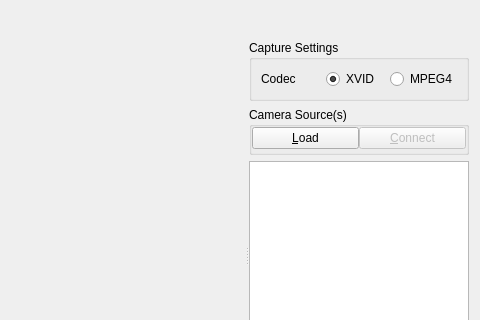
Before: the Qt Designer form app/src/tools/gui/CaptureVideoToolWidget.ui in dysonltd-zz/gts, drawn with Qt 5; both pictures show x 282 to 762 and y 0 to 320 of the 762 by 480 pixel window.
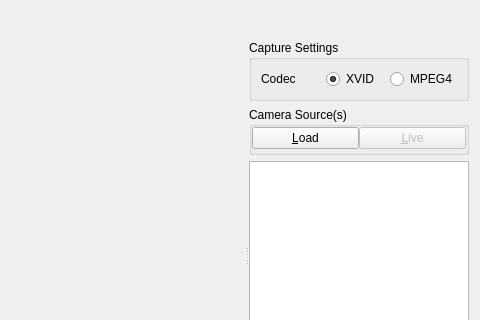
After: the same form once the commit is applied. Icons and pictures are not drawn. Custom widgets are drawn as their Qt base class.

Commit message: Changed Connect to Live. Set step fwd and back to auto repeat

The edit to the form file:
```diff
--- a/app/src/tools/gui/CaptureVideoToolWidget.ui
+++ b/app/src/tools/gui/CaptureVideoToolWidget.ui
@@ -228,7 +228,7 @@
              <bool>false</bool>
             </property>
             <property name="text">
-             <string>&amp;Connect</string>
+             <string>&amp;Live</string>
             </property>
            </widget>
           </item>
```
The commit also changes 1 other file.
